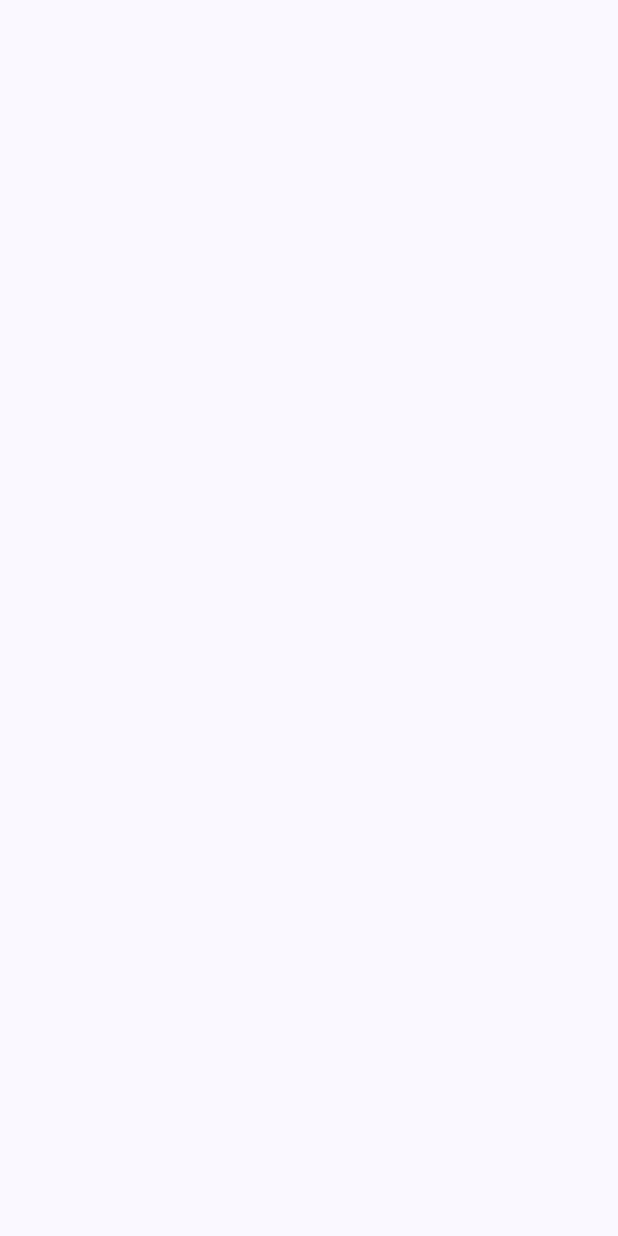
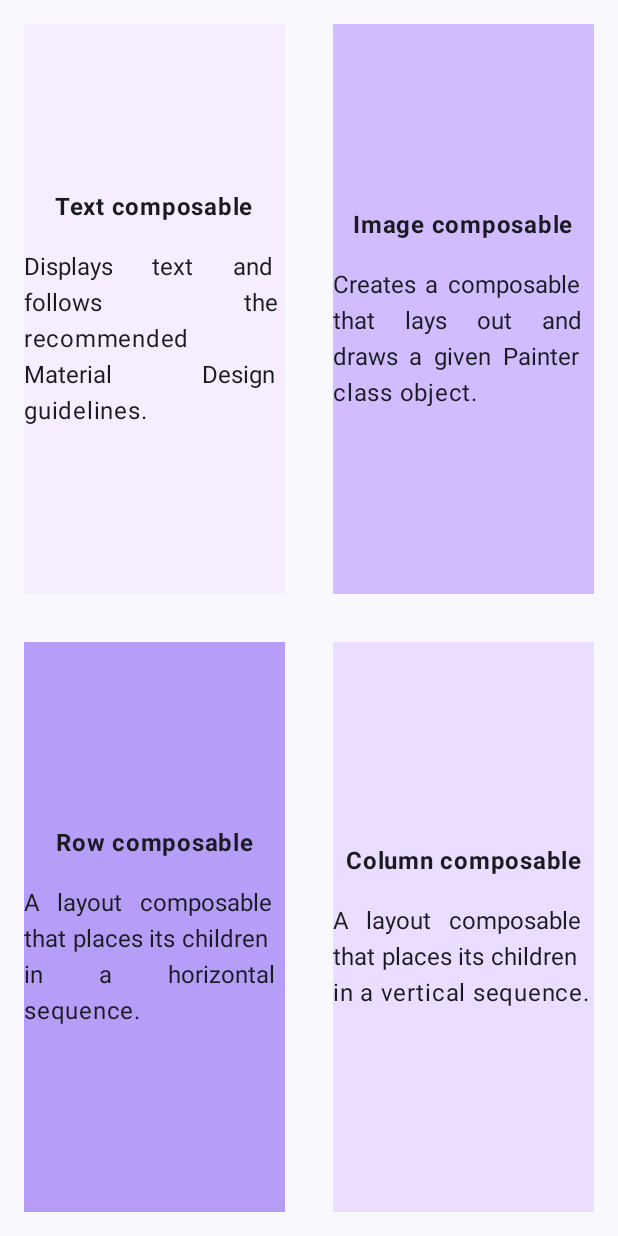
Before and after one commit to MaharramSadikhli/Jetpack-Compose, an Android app built with Jetpack Compose: the screen it shows after launch (MainActivity), on a phone screen of 412 x 824 dp. Before the commit the screen is empty. Run offline under Robolectric (Android 15) with nearby library versions, the phone set to English and light mode, and no system bars.

Commit message:
compose quadrant completed

```diff
--- a/app/src/main/java/com/imsosoft/composearticle/MainActivity.kt
+++ b/app/src/main/java/com/imsosoft/composearticle/MainActivity.kt
@@ -7,7 +7,9 @@ import androidx.activity.enableEdgeToEdge
 import androidx.compose.foundation.layout.fillMaxSize
 import androidx.compose.foundation.layout.padding
 import androidx.compose.material3.Scaffold
+import androidx.compose.material3.Surface
 import androidx.compose.ui.Modifier
+import com.imsosoft.composearticle.composequadrant.ComposeQuadrant
 import com.imsosoft.composearticle.taskmanager.TaskManager
 import com.imsosoft.composearticle.ui.theme.ComposeArticleTheme
 
@@ -17,9 +19,8 @@ class MainActivity : ComponentActivity() {
         enableEdgeToEdge()
         setContent {
             ComposeArticleTheme {
-                Scaffold(modifier = Modifier.fillMaxSize()) { innerPadding ->
-
-
+                Surface(modifier = Modifier.fillMaxSize()) {
+                    ComposeQuadrant()
                 }
             }
         }
--- /dev/null
+++ b/app/src/main/java/com/imsosoft/composearticle/composequadrant/ComposeQuadrantScreen.kt
@@ -0,0 +1,40 @@
+package com.imsosoft.composearticle.composequadrant
+
+import androidx.compose.foundation.layout.Column
+import androidx.compose.foundation.layout.Row
+import androidx.compose.foundation.layout.fillMaxWidth
+import androidx.compose.runtime.Composable
+import androidx.compose.ui.Modifier
+import androidx.compose.ui.res.stringResource
+import com.imsosoft.composearticle.R
+import com.imsosoft.composearticle.composequadrant.components.InnerColumn
+import com.imsosoft.composearticle.ui.theme.*
+
+@Composable
+fun ComposeQuadrant() {
+
+    Column(modifier = Modifier.fillMaxWidth()) {
+
+        val titleText = stringResource(id = R.string.text_composable)
+        val titleImage = stringResource(id = R.string.image_composable)
+        val titleRow = stringResource(id = R.string.row_composable)
+        val titleColumn = stringResource(id = R.string.column_composable)
+
+        val descText = stringResource(id = R.string.text_composable_desc)
+        val descImage = stringResource(id = R.string.image_composable_desc)
+        val descRow = stringResource(id = R.string.row_composable_desc)
+        val descColumn = stringResource(id = R.string.column_composable_desc)
+
+        Row(modifier = Modifier.weight(1f)) {
+            InnerColumn(title = titleText, desc = descText, color = QuadrantExtraLight, modifier = Modifier.weight(1f))
+            InnerColumn(title = titleImage, desc = descImage, color = QuadrantLightPurple, modifier = Modifier.weight(1f))
+        }
+
+        Row(modifier = Modifier.weight(1f)) {
+            InnerColumn(title = titleRow, desc = descRow, color = QuadrantPurple, modifier = Modifier.weight(1f))
+            InnerColumn(title = titleColumn, desc = descColumn, color = QuadrantWhite, modifier = Modifier.weight(1f))
+        }
+
+    }
+
+}
```
